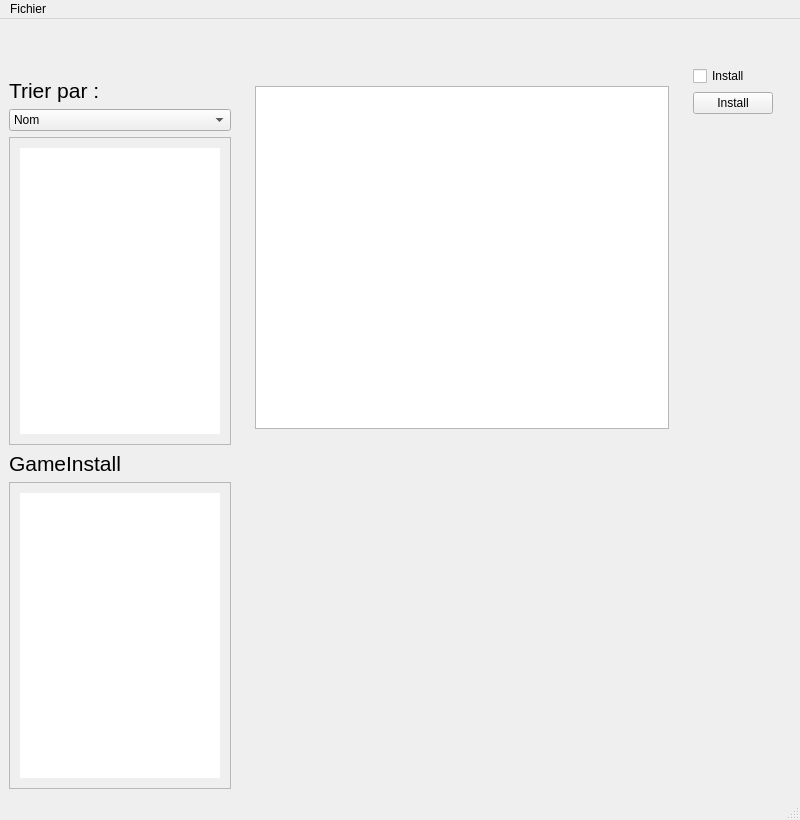
Old version of the form MainWindow.ui in the repository p1err00/MGame.
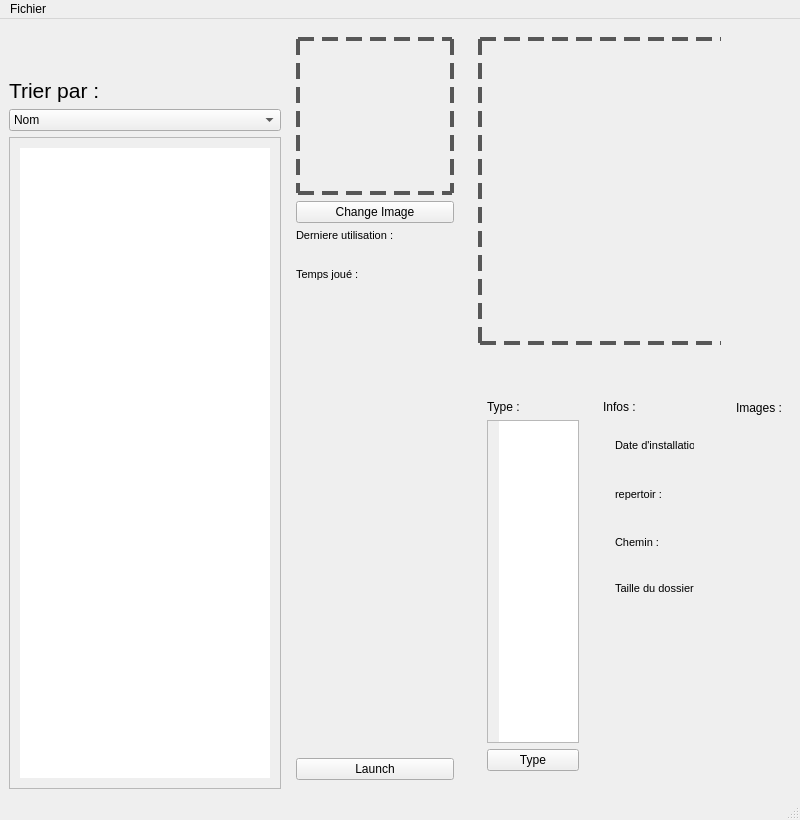
New version of the form. The open tabs and pages were chosen to show the change.

What changed in the file:
```diff
--- a/MainWindow.ui
+++ b/MainWindow.ui
@@ -100,7 +100,7 @@
          <cursorShape>ArrowCursor</cursorShape>
         </property>
         <property name="styleSheet">
-         <string notr="true">min-width: 200px;
+         <string notr="true">min-width: 250px;
 min-height: 100px;
 padding: 10px;</string>
         </property>
@@ -124,42 +124,12 @@
         </property>
        </widget>
       </item>
-      <item>
-       <widget class="QLabel" name="label_16">
-        <property name="styleSheet">
-         <string notr="true">max-height: 32px;
-font:16pt;</string>
-        </property>
-        <property name="text">
-         <string>GameInstall</string>
-        </property>
-       </widget>
-      </item>
-      <item>
-       <widget class="QListWidget" name="lwGameInstall">
-        <property name="styleSheet">
-         <string notr="true">max-width: 200px;
-min-heigt: 200px;
-padding: 10px;</string>
-        </property>
-        <property name="showDropIndicator" stdset="0">
-         <bool>false</bool>
-        </property>
-       </widget>
-      </item>
      </layout>
     </item>
-    <item>
-     <widget class="QStackedWidget" name="stackedWidget">
-      <property name="currentIndex">
-       <number>0</number>
-      </property>
-      <widget class="QWidget" name="page">
-       <layout class="QHBoxLayout" name="horizontalLayout">
         <item>
          <widget class="QWidget" name="widget1" native="true">
           <property name="styleSheet">
-           <string notr="true">max-width: 170px;</string>
+       <string notr="true">max-width: 200px;</string>
           </property>
           <layout class="QVBoxLayout" name="verticalLayout_9">
            <item>
@@ -258,7 +228,7 @@
             <widget class="QPushButton" name="pbLaunch">
              <property name="maximumSize">
               <size>
-               <width>172</width>
+           <width>202</width>
                <height>16777215</height>
               </size>
              </property>
@@ -586,6 +556,8 @@
          <widget class="QWidget" name="widget_6" native="true">
           <property name="styleSheet">
            <string notr="true">max-width: 400px;
+max-height:600px;
+margin-top: 0;
 </string>
           </property>
           <layout class="QVBoxLayout" name="verticalLayout_8">
@@ -603,119 +575,6 @@
             <layout class="QVBoxLayout" name="layouListScreen"/>
            </item>
           </layout>
-         </widget>
-        </item>
-       </layout>
-      </widget>
-      <widget class="QWidget" name="page_2">
-       <layout class="QHBoxLayout" name="horizontalLayout_9">
-        <item>
-         <widget class="QWidget" name="widget_8" native="true">
-          <property name="styleSheet">
-           <string notr="true">min-width: 300px;</string>
-          </property>
-          <layout class="QVBoxLayout" name="verticalLayout_14">
-           <item>
-            <widget class="QLabel" name="lNameInstall">
-             <property name="styleSheet">
-              <string notr="true">font: 36pt 'Brush Script MT', 'cursive';</string>
-             </property>
-             <property name="text">
-              <string/>
-             </property>
-            </widget>
-           </item>
-           <item>
-            <widget class="QLabel" name="lFolderInstall">
-             <property name="styleSheet">
-              <string notr="true">font: 16pt  'Playfair Display', 'serif';</string>
-             </property>
-             <property name="text">
-              <string/>
-             </property>
-            </widget>
-           </item>
-           <item>
-            <widget class="QTextEdit" name="textEdit"/>
-           </item>
-           <item>
-            <spacer name="verticalSpacer_4">
-             <property name="orientation">
-              <enum>Qt::Vertical</enum>
-             </property>
-             <property name="sizeHint" stdset="0">
-              <size>
-               <width>20</width>
-               <height>40</height>
-              </size>
-             </property>
-            </spacer>
-           </item>
-          </layout>
-         </widget>
-        </item>
-        <item>
-         <widget class="QWidget" name="widget_10" native="true">
-          <layout class="QVBoxLayout" name="verticalLayout_7">
-           <item>
-            <widget class="QLabel" name="lSizeInstall">
-             <property name="styleSheet">
-              <string notr="true">font: 16pt 'Nunito Sans', 'sans-serif';</string>
-             </property>
-             <property name="text">
-              <string/>
-             </property>
-            </widget>
-           </item>
-           <item>
-            <widget class="QCheckBox" name="cbInstall">
-             <property name="styleSheet">
-              <string notr="true">font: 16pt 'Nunito Sans', 'sans-serif';
-</string>
-             </property>
-             <property name="text">
-              <string>Install</string>
-             </property>
-            </widget>
-           </item>
-           <item>
-            <widget class="QPushButton" name="pushButton_4">
-             <property name="text">
-              <string>Install</string>
-             </property>
-            </widget>
-           </item>
-           <item>
-            <spacer name="verticalSpacer_5">
-             <property name="orientation">
-              <enum>Qt::Vertical</enum>
-             </property>
-             <property name="sizeHint" stdset="0">
-              <size>
-               <width>20</width>
-               <height>40</height>
-              </size>
-             </property>
-            </spacer>
-           </item>
-          </layout>
-         </widget>
-        </item>
-        <item>
-         <spacer name="horizontalSpacer_2">
-          <property name="orientation">
-           <enum>Qt::Horizontal</enum>
-          </property>
-          <property name="sizeHint" stdset="0">
-           <size>
-            <width>40</width>
-            <height>20</height>
-           </size>
-          </property>
-         </spacer>
-        </item>
-       </layout>
-      </widget>
      </widget>
     </item>
    </layout>
```
Left out of the diff: 6 changed lines with no effect on the pictures. Lines whose indentation alone changed are shown as unchanged.
